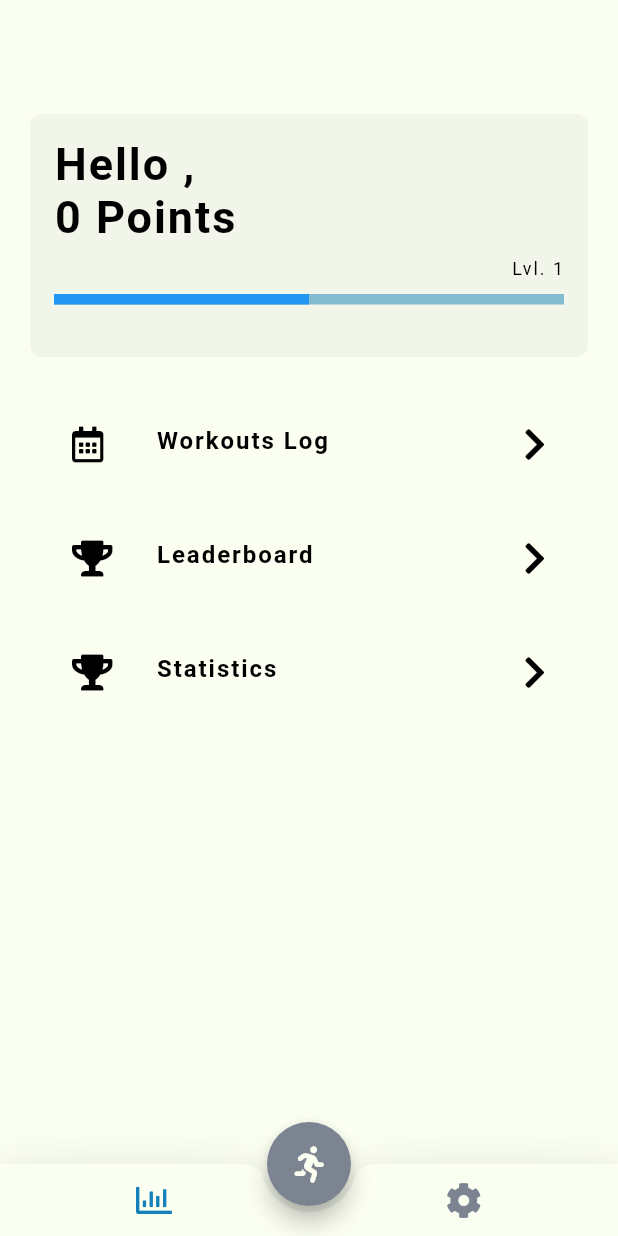
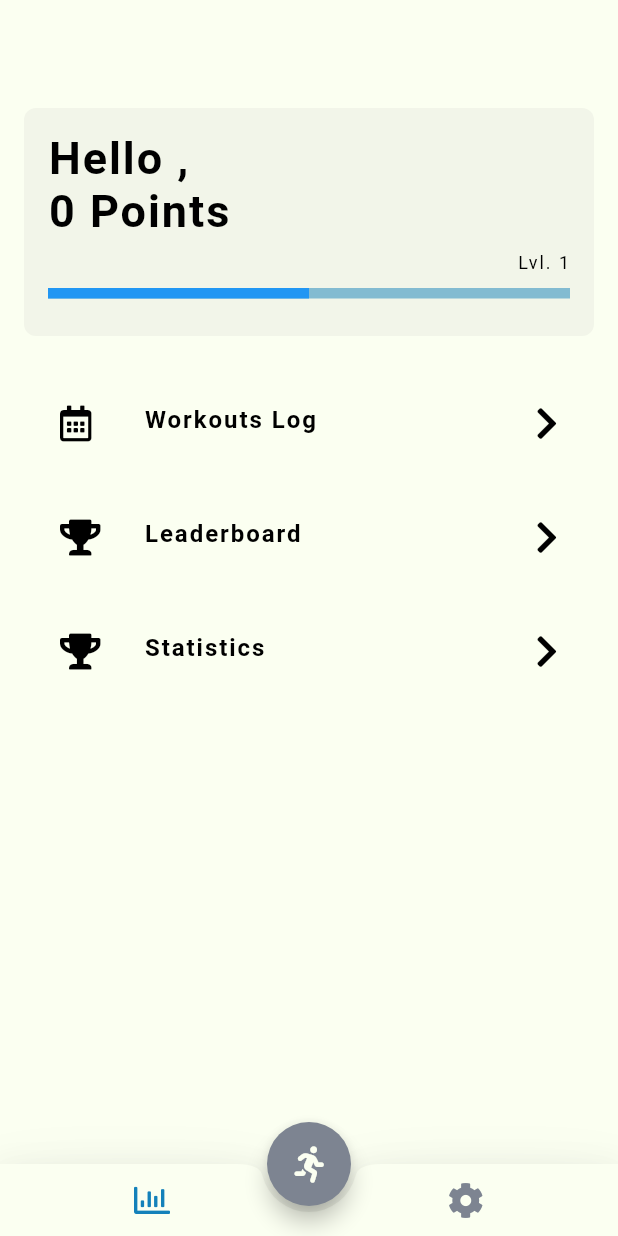
Before and after one commit to djock/fit-cards, a Flutter app: the AppScreen screen opened directly, on a phone screen of 412 x 824 dp. Run offline on Flutter 3.47's test engine with Material 2 defaults, Android fonts, the phone set to English and light mode, and no system bars; our stand-ins replace assets_audio_player, confetti, firebase_auth, firebase_core, firebase_database, flutter_slidable and 7 more; missing offline and left inert: flutter_statusbarcolor; accounts and stored records are empty; generated files the repository leaves out were written again; network calls fail; statements that could not run were skipped.

Commit message:
Multiple of 8

```diff
--- a/lib/screens/app_screen.dart
+++ b/lib/screens/app_screen.dart
@@ -93,7 +93,7 @@ class _AppScreenState extends State<AppScreen> {
             mainAxisAlignment: MainAxisAlignment.spaceEvenly,
             children: <Widget>[
               Padding(
-                padding: const EdgeInsets.only(right: 40),
+                padding: const EdgeInsets.only(right: 42),
                 child: IconButton(
                   icon: FaIcon(
                     FontAwesomeIcons.chartBar,
@@ -107,7 +107,7 @@ class _AppScreenState extends State<AppScreen> {
                 ),
               ),
               Padding(
-                padding: const EdgeInsets.only(left: 40),
+                padding: const EdgeInsets.only(left: 42),
                 child: IconButton(
                   icon: FaIcon(FontAwesomeIcons.cog,
                       color: _selectedIndex == 1
--- a/lib/screens/home_screen.dart
+++ b/lib/screens/home_screen.dart
@@ -22,7 +22,7 @@ class _HomeScreenState extends State<HomeScreen> {
       topSafe: false,
       appBar: CustomAppBar.buildEmpty(),
       body: Padding(
-        padding: const EdgeInsets.all(20),
+        padding: const EdgeInsets.all(16),
         child: SingleChildScrollView(
           child: Column(
             children: [_buildHeader(), _buildButtons()],
@@ -88,9 +88,6 @@ class _HomeScreenState extends State<HomeScreen> {
                 ],
               ),
             ),
-            SizedBox(
-              height: 10,
-            ),
           ],
         ),
       ),
@@ -140,7 +137,7 @@ class _HomeScreenState extends State<HomeScreen> {
             function();
           }
         },
-        contentPadding: EdgeInsets.only(left: 20, right: 20),
+//        contentPadding: EdgeInsets.only(left: 16, right: 16),
         title: Text(
           text,
           style: AppTheme.customAccentText(FontWeight.bold, 16),
--- a/lib/screens/leaderboard_screen.dart
+++ b/lib/screens/leaderboard_screen.dart
@@ -76,7 +76,7 @@ class _LeaderBoardScreenState extends State<LeaderBoardScreen> {
     } else {
       _tempList.add(Center(
           child: Padding(
-        padding: const EdgeInsets.only(top: 15.0, left: 20, right: 20),
+        padding: const EdgeInsets.only(top: 16.0, left: 24, right: 24),
         child: Text(
           AppLocalizations.nothingHere,
           style: AppTheme.customAccentText(FontWeight.normal, 16),
--- a/lib/screens/settings_screen.dart
+++ b/lib/screens/settings_screen.dart
@@ -29,7 +29,7 @@ class _SettingsScreenState extends State<SettingsScreen> {
       body: Stack(
         children: [
           Padding(
-            padding: const EdgeInsets.only(bottom: 50),
+            padding: const EdgeInsets.only(bottom: 48),
             child: Container(
                 width: MediaQuery.of(context).size.width,
                 height: MediaQuery.of(context).size.height,
@@ -101,7 +101,7 @@ class _SettingsScreenState extends State<SettingsScreen> {
 
   Widget _buildSectionHeader(String title) {
     return Container(
-        padding: EdgeInsets.only(left: 20, top: 13),
+        padding: EdgeInsets.only(left: 24, top: 16),
         height: 60,
         child: Align(
             alignment: Alignment.centerLeft,
--- a/lib/screens/settings_theme_screen.dart
+++ b/lib/screens/settings_theme_screen.dart
@@ -99,7 +99,7 @@ class _SettingsThemeScreenState extends State<SettingsThemeScreen> {
             function();
           }
         },
-        contentPadding: EdgeInsets.only(left: 20, right: 20),
+        contentPadding: EdgeInsets.only(left: 24, right: 24),
         title: Text(
           text,
           style: AppTheme.textAccentNormal15(),
--- a/lib/screens/workout_screens/workout_log_details_screen.dart
+++ b/lib/screens/workout_screens/workout_log_details_screen.dart
@@ -57,7 +57,7 @@ class WorkoutLogDetailsScreen extends StatelessWidget {
       appBar: CustomAppBar.buildNormal(workoutLogModel.name),
       body: SingleChildScrollView(
           child: Container(
-        padding: EdgeInsets.symmetric(horizontal: 10),
+        padding: EdgeInsets.symmetric(horizontal: 8),
         child: Column(
           crossAxisAlignment: CrossAxisAlignment.start,
           children: _buildExercisesList(),
--- a/lib/screens/workout_screens/workout_screen.dart
+++ b/lib/screens/workout_screens/workout_screen.dart
@@ -88,7 +88,7 @@ class _WorkoutScreenState extends State<WorkoutScreen>
               body: Stack(
                 children: [
                   Container(
-                    padding: EdgeInsets.only(top: 10, bottom: 10),
+                    padding: EdgeInsets.only(top: 8, bottom: 8),
                     width: MediaQuery.of(context).size.width,
                     height: MediaQuery.of(context).size.height * 0.91,
                     child: Column(
--- a/lib/screens/workout_screens/workout_tabata_screen.dart
+++ b/lib/screens/workout_screens/workout_tabata_screen.dart
@@ -143,7 +143,7 @@ class _WorkoutTabataScreenState extends State<WorkoutTabataScreen>
               body: Stack(
                 children: [
                   Container(
-                    padding: EdgeInsets.only(top: 10, bottom: 10),
+                    padding: EdgeInsets.only(top: 8, bottom: 8),
                     width: MediaQuery.of(context).size.width,
                     height: MediaQuery.of(context).size.height * 0.91,
                     child: Column(
--- a/lib/screens/workout_screens/workouts_log_screen.dart
+++ b/lib/screens/workout_screens/workouts_log_screen.dart
@@ -42,7 +42,7 @@ class _WorkoutsLogScreenState extends State<WorkoutsLogScreen> {
     } else {
       _tempList.add(Center(
           child: Padding(
-        padding: const EdgeInsets.only(top: 15.0, left: 20, right: 20),
+        padding: const EdgeInsets.only(top: 16.0, left: 24, right: 24),
         child: Text(
           AppLocalizations.noWorkoutsText,
           style: AppTheme.customAccentText(FontWeight.normal, 16),
--- a/lib/widgets/custom_gradient_button.dart
+++ b/lib/widgets/custom_gradient_button.dart
@@ -28,7 +28,7 @@ class CustomGradientButton extends StatelessWidget {
         padding: EdgeInsets.all(8.0),
         clipBehavior: Clip.antiAliasWithSaveLayer,
         decoration: BoxDecoration(
-          borderRadius: BorderRadius.circular(10.0),
+          borderRadius: BorderRadius.circular(8.0),
           color: Theme.of(Get.context).accentColor,
         ),
         child: Stack(
--- a/lib/widgets/fit_card.dart
+++ b/lib/widgets/fit_card.dart
@@ -99,7 +99,7 @@ class FitCard extends StatelessWidget {
       {int points = 0, bool isFirstCard = false}) {
     return Card(
       shape: RoundedRectangleBorder(
-          borderRadius: BorderRadius.circular(10.0),
+          borderRadius: BorderRadius.circular(8.0),
           side: BorderSide(
             color: Colors.black.withOpacity(0.1),
             width: 0.7,
@@ -112,7 +112,7 @@ class FitCard extends StatelessWidget {
           Align(
             alignment: Alignment.center,
             child: Padding(
-              padding: const EdgeInsets.all(6.0),
+              padding: const EdgeInsets.all(8.0),
               child: Column(
                 mainAxisAlignment: MainAxisAlignment.center,
                 children: type == cardType.exercise
@@ -232,7 +232,7 @@ class FitCard extends StatelessWidget {
       return Align(
         alignment: Alignment.topRight,
         child: Padding(
-          padding: const EdgeInsets.all(12.0),
+          padding: const EdgeInsets.all(16.0),
           child: Text(
             '+$points',
             style: TextStyle(
--- a/lib/widgets/general_modal.dart
+++ b/lib/widgets/general_modal.dart
@@ -25,7 +25,7 @@ class GeneralModal extends StatelessWidget {
   @override
   Widget build(BuildContext context) {
     return Dialog(
-      shape: RoundedRectangleBorder(borderRadius: BorderRadius.circular(20)),
+      shape: RoundedRectangleBorder(borderRadius: BorderRadius.circular(16)),
       elevation: 0,
       backgroundColor: Colors.transparent,
       child: dialogContent(context),
@@ -36,11 +36,11 @@ class GeneralModal extends StatelessWidget {
     return Stack(
       children: <Widget>[
         Container(
-          padding: EdgeInsets.all(10),
+          padding: EdgeInsets.all(16),
           decoration: new BoxDecoration(
             color: Theme.of(Get.context).canvasColor,
             shape: BoxShape.rectangle,
-            borderRadius: BorderRadius.circular(10),
+            borderRadius: BorderRadius.circular(8),
             boxShadow: [
               BoxShadow(
                 color: Colors.black38,
--- a/lib/widgets/input_decoration.dart
+++ b/lib/widgets/input_decoration.dart
@@ -40,7 +40,7 @@ class CustomInputDecoration {
       fillColor: Theme.of(Get.context).canvasColor.withOpacity(0.5),
       filled: true,
       hintText: defaultText,
-      contentPadding: EdgeInsets.symmetric(vertical: 18, horizontal: 20),
+      contentPadding: EdgeInsets.symmetric(vertical: 16, horizontal: 24),
       hintStyle: TextStyle(
           color: Theme.of(Get.context).accentColor.withOpacity(0.7),
           fontSize: 18,
--- a/lib/widgets/list_item.dart
+++ b/lib/widgets/list_item.dart
@@ -18,7 +18,7 @@ class ListItem extends StatelessWidget {
   @override
   Widget build(BuildContext context) {
     return Container(
-      margin: EdgeInsets.only(bottom: 10),
+      margin: EdgeInsets.only(bottom: 8),
       decoration: BoxDecoration(
         color: AppTheme.grey,
         borderRadius: BorderRadius.circular(8.0),
@@ -50,7 +50,7 @@ class ListItem extends StatelessWidget {
                 child: Column(
                   children: <Widget>[
                     Padding(
-                      padding: const EdgeInsets.symmetric(horizontal: 20),
+                      padding: const EdgeInsets.symmetric(horizontal: 16),
                       child: Row(
                         children: <Widget>[
                           Expanded(
```
